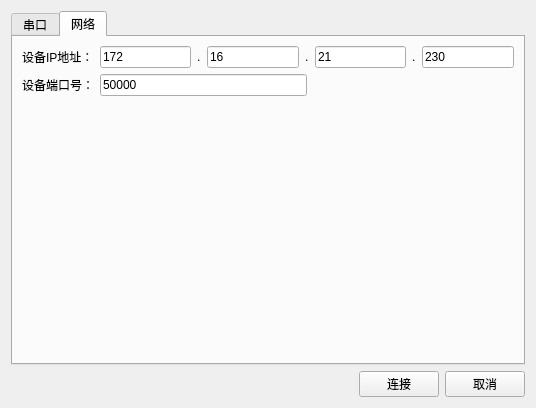
Qt form connection.ui (George-sudo/VideowallProcessorsUpgradeTool) before a commit.
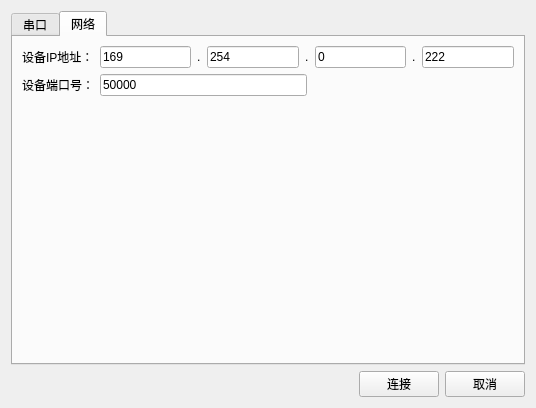
The same form after that commit.

Diff of the .ui file:
```diff
--- a/connection.ui
+++ b/connection.ui
@@ -135,7 +135,7 @@
              <item>
               <widget class="QLineEdit" name="ipLE1">
                <property name="text">
-                <string>172</string>
+                <string>169</string>
                </property>
               </widget>
              </item>
@@ -149,7 +149,7 @@
              <item>
               <widget class="QLineEdit" name="ipLE2">
                <property name="text">
-                <string>16</string>
+                <string>254</string>
                </property>
               </widget>
              </item>
@@ -163,7 +163,7 @@
              <item>
               <widget class="QLineEdit" name="ipLE3">
                <property name="text">
-                <string>21</string>
+                <string>0</string>
                </property>
               </widget>
              </item>
@@ -177,7 +177,7 @@
              <item>
               <widget class="QLineEdit" name="ipLE4">
                <property name="text">
-                <string>230</string>
+                <string>222</string>
                </property>
               </widget>
              </item>
```
